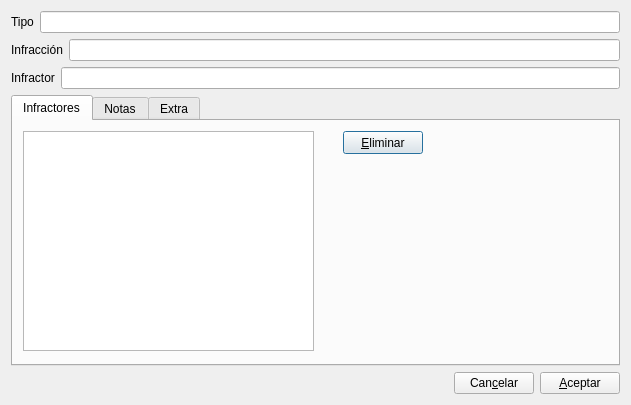
This is gui/dlginfraccionentrada.ui in rogorido/qtpredicadores as Qt 5 draws it before an edit. The edited form follows.
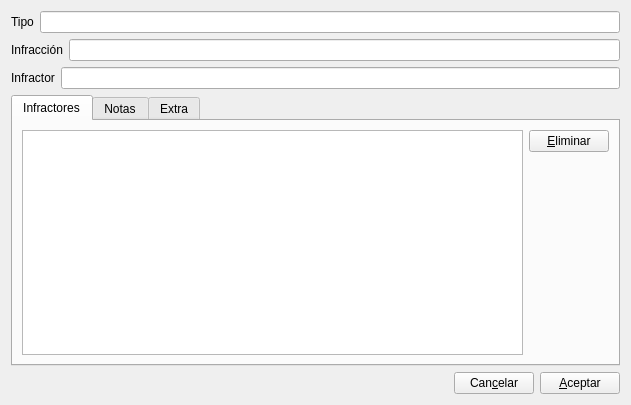
This is the edited form. Custom widgets are drawn as their Qt base class.

```diff
--- a/gui/dlginfraccionentrada.ui
+++ b/gui/dlginfraccionentrada.ui
@@ -1,7 +1,7 @@
 <?xml version="1.0" encoding="UTF-8"?>
 <ui version="4.0">
  <class>dlgInfraccionEntrada</class>
- <widget class="QDialog" name="dlgInfraccionEntrada">
+ <widget class="QWidget" name="dlgInfraccionEntrada">
   <property name="geometry">
    <rect>
     <x>0</x>
@@ -65,29 +65,39 @@
       <attribute name="title">
        <string>Infractores</string>
       </attribute>
-      <widget class="QListWidget" name="lwInfractores">
-       <property name="geometry">
-        <rect>
-         <x>10</x>
-         <y>10</y>
-         <width>291</width>
-         <height>220</height>
-        </rect>
-       </property>
-      </widget>
-      <widget class="QPushButton" name="btEliminar">
-       <property name="geometry">
-        <rect>
-         <x>330</x>
-         <y>10</y>
-         <width>80</width>
-         <height>23</height>
-        </rect>
-       </property>
-       <property name="text">
-        <string>&amp;Eliminar</string>
-       </property>
-      </widget>
+      <layout class="QHBoxLayout" name="horizontalLayout_6">
+       <item>
+        <layout class="QHBoxLayout" name="horizontalLayout_5">
+         <item>
+          <widget class="QListWidget" name="lwInfractores"/>
+         </item>
+         <item>
+          <layout class="QVBoxLayout" name="verticalLayout_2">
+           <item>
+            <widget class="QPushButton" name="btEliminar">
+             <property name="text">
+              <string>&amp;Eliminar</string>
+             </property>
+            </widget>
+           </item>
+           <item>
+            <spacer name="verticalSpacer">
+             <property name="orientation">
+              <enum>Qt::Vertical</enum>
+             </property>
+             <property name="sizeHint" stdset="0">
+              <size>
+               <width>20</width>
+               <height>40</height>
+              </size>
+             </property>
+            </spacer>
+           </item>
+          </layout>
+         </item>
+        </layout>
+       </item>
+      </layout>
      </widget>
      <widget class="QWidget" name="tab_4">
       <attribute name="title">
```
Left out of the diff: 30 changed lines with no effect on the pictures.
